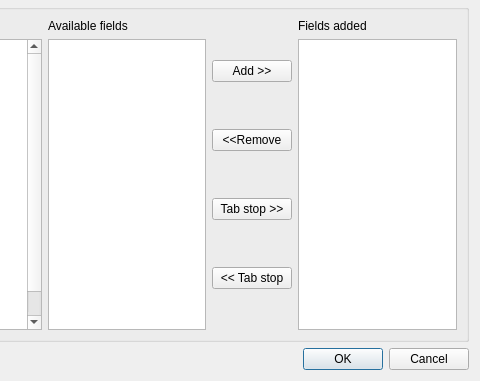
KDE/krita, file plugins/textshape/dialogs/InsertBibliographyDialog.ui: the form before one commit; both pictures show x 140 to 620 and y 142 to 523 of the 620 by 523 pixel window.
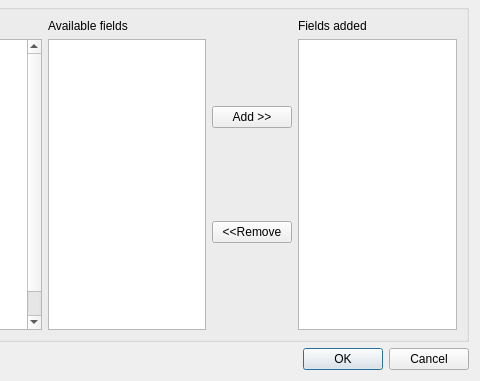
The form after the commit.

Commit message: moved BibliographyGenerator to kotext lib. Not using dummy layouter

```diff
--- a/plugins/textshape/dialogs/InsertBibliographyDialog.ui
+++ b/plugins/textshape/dialogs/InsertBibliographyDialog.ui
@@ -214,20 +214,6 @@
           </property>
          </widget>
         </item>
-        <item>
-         <widget class="QPushButton" name="addTabStop">
-          <property name="text">
-           <string>Tab stop &gt;&gt;</string>
-          </property>
-         </widget>
-        </item>
-        <item>
-         <widget class="QPushButton" name="removeTabStop">
-          <property name="text">
-           <string>&lt;&lt; Tab stop</string>
-          </property>
-         </widget>
-        </item>
        </layout>
       </item>
       <item>
```
The commit also changes 6 other files.
